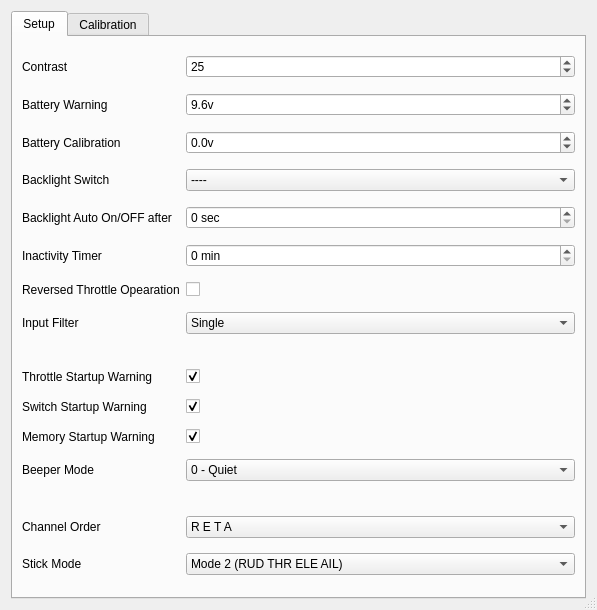
Qt form src/generaledit.ui (xhorizont/eepe) before a commit.
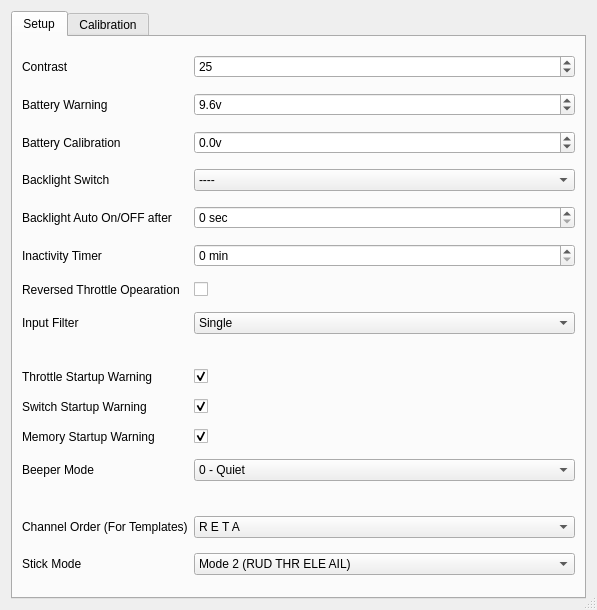
The same form after that commit. Icons and pictures are not drawn.

```diff
--- a/src/generaledit.ui
+++ b/src/generaledit.ui
@@ -477,7 +477,7 @@
        <item row="14" column="0">
         <widget class="QLabel" name="label_13">
          <property name="text">
-          <string>Channel Order</string>
+          <string>Channel Order (For Templates)</string>
          </property>
         </widget>
        </item>
```
